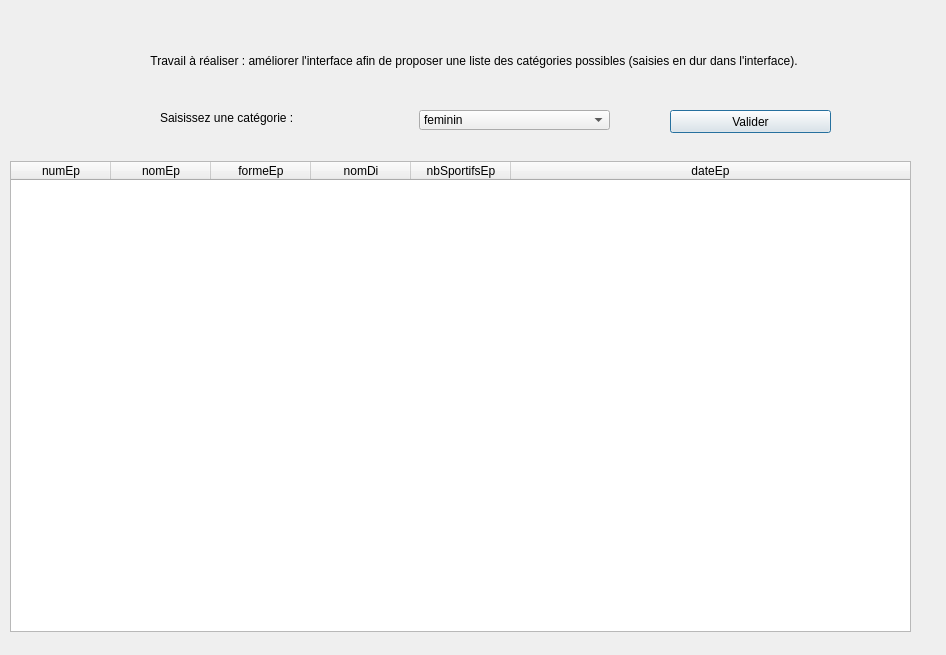
This is gui/fct_comp_2.ui in wen9xin/s5BDProjt as Qt 5 draws it before an edit. The edited form follows.
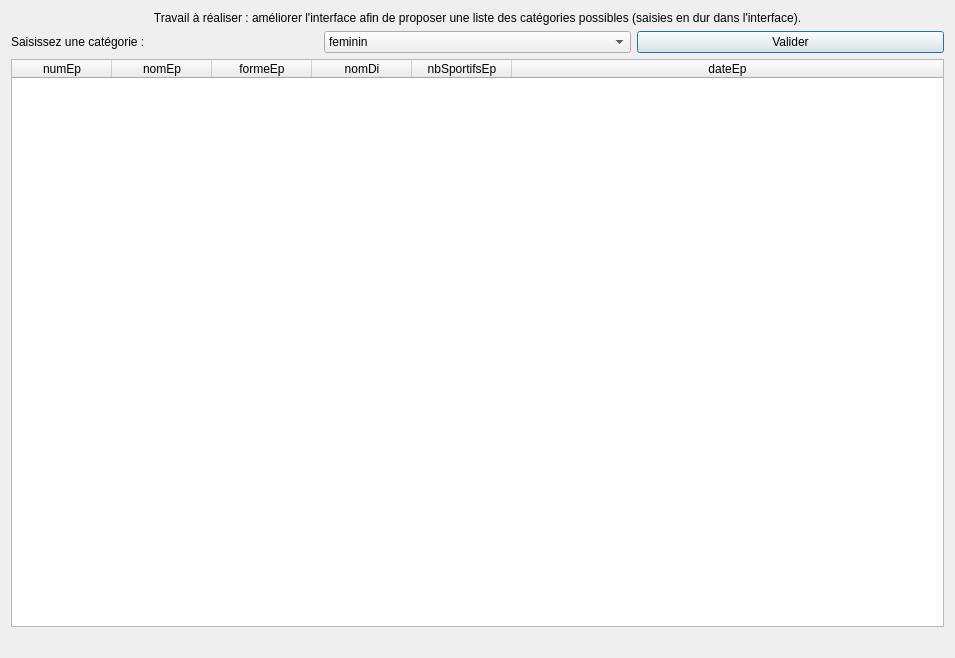
This is the edited form.

Patch:
```diff
--- a/gui/fct_comp_2.ui
+++ b/gui/fct_comp_2.ui
@@ -6,8 +6,8 @@
    <rect>
     <x>0</x>
     <y>0</y>
-    <width>946</width>
-    <height>655</height>
+    <width>955</width>
+    <height>658</height>
    </rect>
   </property>
   <property name="windowTitle">
@@ -16,15 +16,9 @@
   <property name="windowOpacity">
    <double>9.000000000000000</double>
   </property>
+  <layout class="QVBoxLayout" name="verticalLayout">
+   <item>
   <widget class="QLabel" name="label">
-   <property name="geometry">
-    <rect>
-     <x>10</x>
-     <y>30</y>
-     <width>928</width>
-     <height>61</height>
-    </rect>
-   </property>
    <property name="text">
     <string>Travail à réaliser : améliorer l'interface afin de proposer une liste des catégories possibles (saisies en dur dans l'interface).</string>
    </property>
@@ -35,31 +29,46 @@
     <bool>true</bool>
    </property>
   </widget>
-  <widget class="QLabel" name="label_fct_comp_2">
-   <property name="geometry">
-    <rect>
-     <x>9</x>
-     <y>632</y>
-     <width>16</width>
-     <height>16</height>
-    </rect>
-   </property>
+   </item>
+   <item>
+    <layout class="QHBoxLayout" name="horizontalLayout">
+     <item>
+      <widget class="QLabel" name="label_3">
+       <property name="text">
+        <string>Saisissez une catégorie :</string>
+       </property>
+      </widget>
+     </item>
+     <item>
+      <widget class="QComboBox" name="comboBox_comp_2">
+       <item>
    <property name="text">
-    <string/>
-   </property>
-   <property name="alignment">
-    <set>Qt::AlignCenter</set>
-   </property>
-  </widget>
+         <string>feminin</string>
+        </property>
+       </item>
+       <item>
+        <property name="text">
+         <string>masculin</string>
+        </property>
+       </item>
+       <item>
+        <property name="text">
+         <string>mixte</string>
+        </property>
+       </item>
+      </widget>
+     </item>
+     <item>
+      <widget class="QPushButton" name="pushButton_fct_comp_2">
+       <property name="text">
+        <string>Valider</string>
+       </property>
+      </widget>
+     </item>
+    </layout>
+   </item>
+   <item>
   <widget class="QTableWidget" name="table_fct_comp_2">
-   <property name="geometry">
-    <rect>
-     <x>10</x>
-     <y>161</y>
-     <width>901</width>
-     <height>471</height>
-    </rect>
-   </property>
    <attribute name="horizontalHeaderMinimumSectionSize">
     <number>50</number>
    </attribute>
@@ -100,52 +109,18 @@
     </property>
    </column>
   </widget>
-  <widget class="QComboBox" name="comboBox_fct_comp2">
-   <property name="geometry">
-    <rect>
-     <x>419</x>
-     <y>110</y>
-     <width>191</width>
-     <height>20</height>
-    </rect>
-   </property>
-   <item>
-    <property name="text">
-     <string>feminin</string>
-    </property>
    </item>
    <item>
+    <widget class="QLabel" name="label_fct_comp_2">
     <property name="text">
-     <string>masculin</string>
-    </property>
-   </item>
-  </widget>
-  <widget class="QLabel" name="label_3">
-   <property name="geometry">
-    <rect>
-     <x>160</x>
-     <y>110</y>
-     <width>251</width>
-     <height>16</height>
-    </rect>
-   </property>
-   <property name="text">
-    <string>Saisissez une catégorie :</string>
-   </property>
-  </widget>
-  <widget class="QPushButton" name="pushButton_fct_comp_2">
-   <property name="geometry">
-    <rect>
-     <x>670</x>
-     <y>110</y>
-     <width>161</width>
-     <height>23</height>
-    </rect>
-   </property>
-   <property name="text">
-    <string>Valider</string>
-   </property>
-  </widget>
+      <string/>
+     </property>
+     <property name="alignment">
+      <set>Qt::AlignCenter</set>
+     </property>
+    </widget>
+   </item>
+  </layout>
  </widget>
  <resources/>
  <connections>
```
Left out of the diff: 4 changed lines with no effect on the pictures. Lines whose indentation alone changed are shown as unchanged.
